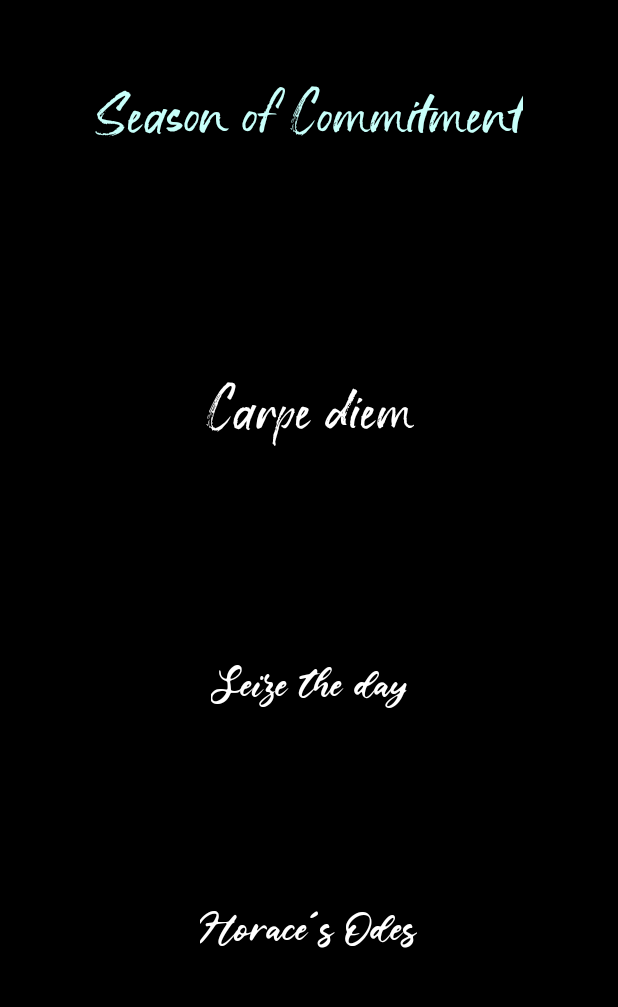
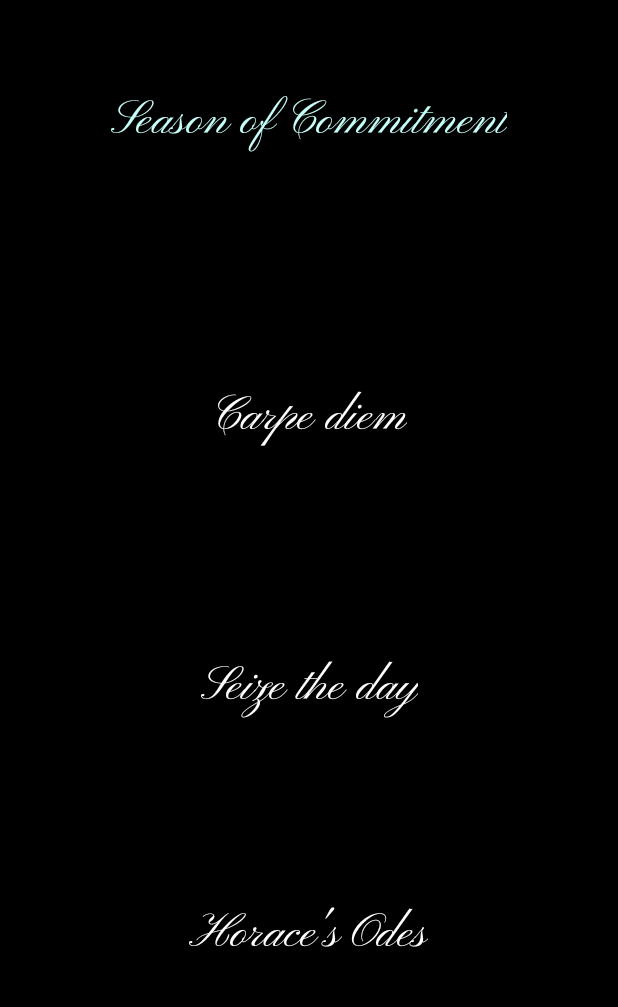
Before and after one commit to IamHere3/TaskApplication, an Android app: the screen it shows after launch (MainActivity), on a phone screen of 412 x 824 dp, the part 84-1091 px from its top. Run offline under Robolectric (Android 15) with nearby library versions, the phone set to English and light mode, and no system bars.

Commit message:
Font update
Was unsure if the font was ok to use for personal projects so replaced with another.

```diff
--- a/app/src/main/res/layout/activity_main.xml
+++ b/app/src/main/res/layout/activity_main.xml
@@ -29,7 +29,7 @@
         android:id="@+id/SeasonalTheme"
         android:layout_width="wrap_content"
         android:layout_height="wrap_content"
-        android:fontFamily="@font/staystrong"
+        android:fontFamily="@font/pinyonscriptregular"
         android:text="@string/SeasonalTheme"
         android:textColor="@color/spring"
         android:textSize="32sp"
@@ -47,7 +47,7 @@
         android:layout_width="wrap_content"
         android:layout_height="wrap_content"
         android:text="@string/Phrase"
-        android:fontFamily="@font/staystrong"
+        android:fontFamily="@font/pinyonscriptregular"
         android:textSize="32sp"
         app:flow_horizontalAlign="center"
         app:layout_constraintBottom_toBottomOf="parent"
@@ -60,7 +60,7 @@
         android:id="@+id/Translation"
         android:layout_width="wrap_content"
         android:layout_height="wrap_content"
-        android:fontFamily="@font/castlena"
+        android:fontFamily="@font/pinyonscriptregular"
         android:text="@string/Translation"
         android:textAlignment="center"
         android:textColor="@color/white"
@@ -75,7 +75,7 @@
         android:id="@+id/translationTwo"
         android:layout_width="wrap_content"
         android:layout_height="wrap_content"
-        android:fontFamily="@font/castlena"
+        android:fontFamily="@font/pinyonscriptregular"
         android:textAlignment="center"
         android:textColor="@color/white"
         android:textSize="32sp"
@@ -90,7 +90,7 @@
         android:id="@+id/Author"
         android:layout_width="wrap_content"
         android:layout_height="wrap_content"
-        android:fontFamily="@font/castlena"
+        android:fontFamily="@font/pinyonscriptregular"
         android:text="@string/Author"
         android:textAlignment="center"
         android:textColor="@color/white"
@@ -106,7 +106,7 @@
         android:id="@+id/AuthorTwo"
         android:layout_width="wrap_content"
         android:layout_height="wrap_content"
-        android:fontFamily="@font/castlena"
+        android:fontFamily="@font/pinyonscriptregular"
         android:textAlignment="center"
         android:textColor="@color/white"
         android:textSize="32sp"
--- a/app/src/main/res/layout/activity_settings.xml
+++ b/app/src/main/res/layout/activity_settings.xml
@@ -17,7 +17,7 @@
             android:text="settings"
             android:textAlignment="center"
             android:background="@color/clear"
-            android:fontFamily="@font/staystrong"
+            android:fontFamily="@font/pinyonscriptregular"
             android:textColor="@color/white"
             android:textSize="32sp"
             app:layout_constraintStart_toStartOf="parent"
```
Also changed, not shown: app/src/main/res/font/castlena.otf (deleted), app/src/main/res/font/pinyonscriptregular.otf (added), app/src/main/res/font/staystrong.otf (deleted).
